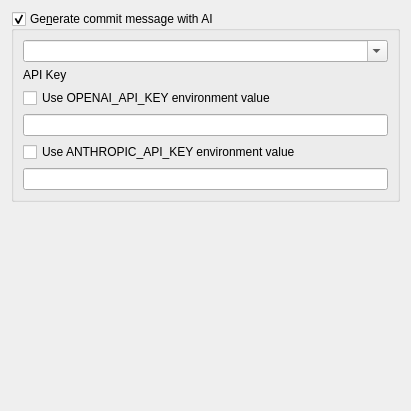
soramimi/Guitar, file src/SettingAiForm.ui: the form before one commit.
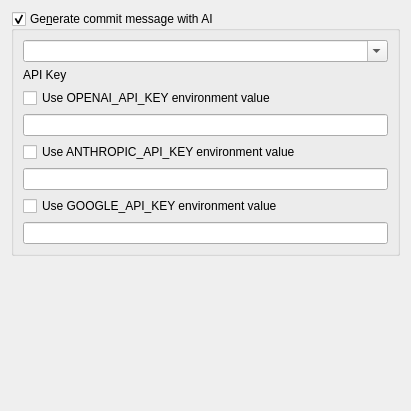
The form after the commit.

Commit message: Enable generating commit messages using Google's Gemini Pro model

```diff
--- a/src/SettingAiForm.ui
+++ b/src/SettingAiForm.ui
@@ -57,6 +57,16 @@
       <item>
        <widget class="QLineEdit" name="lineEdit_anthropic_api_key"/>
       </item>
+      <item>
+       <widget class="QCheckBox" name="checkBox_use_GOOGLE_API_KEY_env_value">
+        <property name="text">
+         <string>Use GOOGLE_API_KEY environment value</string>
+        </property>
+       </widget>
+      </item>
+      <item>
+       <widget class="QLineEdit" name="lineEdit_google_api_key"/>
+      </item>
      </layout>
     </widget>
    </item>
```
Left out of the diff: 2 changed lines with no effect on the pictures. The commit also changes 11 other files.
